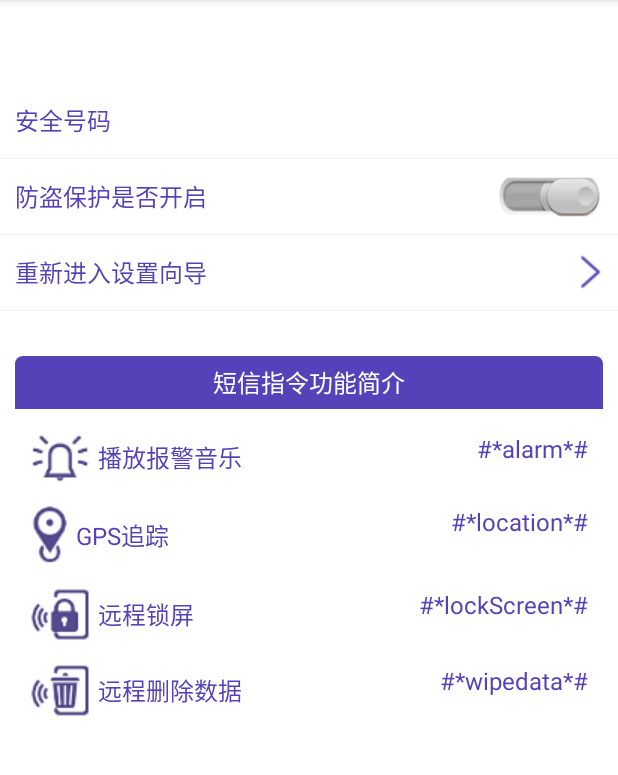
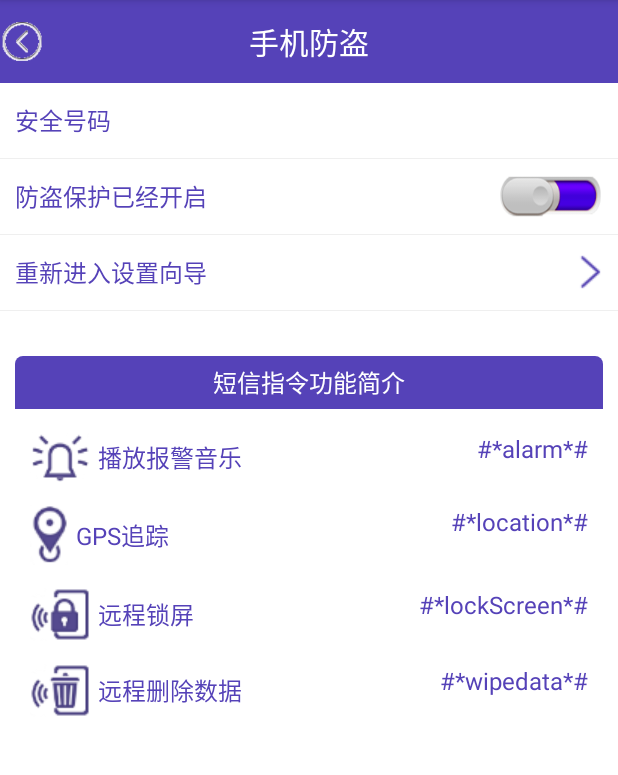
Before and after one commit to ReStartLin/MobileGuard, an Android app: the LostFindActivity screen opened directly, with no data from a screen before it, on a phone screen of 412 x 824 dp, the part 84-859 px from its top. Run offline under Robolectric (Android 15) with nearby library versions, the phone set to English and light mode, and no system bars; 1 statement that could not run was skipped.

Commit message:
手机防盗界面完善和防盗指令短信功能实现

```diff
--- a/app/src/main/java/cn/edu/gdmec/android/mobileguard/m2theftguard/LostFindActivity.java
+++ b/app/src/main/java/cn/edu/gdmec/android/mobileguard/m2theftguard/LostFindActivity.java
@@ -1,24 +1,87 @@
 package cn.edu.gdmec.android.mobileguard.m2theftguard;
-
 import android.content.Intent;
+import android.content.SharedPreferences;
+import android.os.Bundle;
 import android.support.v7.app.AppCompatActivity;
-import android.os.Bundle;
-
+import android.view.View;
+import android.widget.CompoundButton;
+import android.widget.ImageView;
+import android.widget.RelativeLayout;
+import android.widget.TextView;
+import android.widget.ToggleButton;
 import cn.edu.gdmec.android.mobileguard.R;
-
-public class LostFindActivity extends AppCompatActivity {
-
+public class LostFindActivity extends AppCompatActivity implements View.OnClickListener{
+    private TextView mSafePhonrTV;
+    private RelativeLayout mInterSetupRL;
+    private SharedPreferences msharePreferences;
+    private ToggleButton mToggleButton;
+    private TextView mProtectStatusTV;
     @Override
     protected void onCreate(Bundle savedInstanceState) {
         super.onCreate(savedInstanceState);
         setContentView(R.layout.activity_lost_find);
-        startSetUpActivity();
+        msharePreferences = getSharedPreferences("config",MODE_PRIVATE);
+        if (!isSetUp()){
+            //如果没有进入设置向导，则进入
+            startSetUpActivity();
+        }
+        initView();
+    }
+    private boolean isSetUp(){
+        return msharePreferences.getBoolean("isSetUp",false);
+    }
+    public void initView(){
+        TextView mTitleTV = (TextView)findViewById(R.id.tv_title);
+        mTitleTV.setText("手机防盗");
+        ImageView mLeftImgv = (ImageView)findViewById(R.id.imgv_leftbtn);
+        mLeftImgv.setOnClickListener(this);
+        mLeftImgv.setImageResource(R.drawable.back);
+        findViewById(R.id.rl_titlebar).setBackgroundColor(getResources().getColor(R.color.purple));
+        mSafePhonrTV = (TextView)findViewById(R.id.tv_safephone);
+        mSafePhonrTV.setText(msharePreferences.getString("safephone",""));
+        mToggleButton = (ToggleButton)findViewById(R.id.togglebtn_lostfind);
+        mInterSetupRL = (RelativeLayout)findViewById(R.id.rl_inter_setup_wizard);
+        mInterSetupRL.setOnClickListener(this);
+        mProtectStatusTV = (TextView)findViewById(R.id.tv_lostfind_protectstauts);
+        //查询手机防盗是否开启，默认为开启
+        boolean protecting = msharePreferences.getBoolean("protecting",true);
+        if (protecting){
+            mProtectStatusTV.setText("防盗保护已经开启");
+            mToggleButton.setChecked(true);
+        }else{
+            mProtectStatusTV.setText("防盗保护没有开启");
+            mToggleButton.setChecked(false);
+        }
+        mToggleButton.setOnCheckedChangeListener(new CompoundButton.OnCheckedChangeListener(){
+            @Override
+            public void onCheckedChanged(CompoundButton compoundButton, boolean isChecked) {
+                if (isChecked){
+                    mProtectStatusTV.setText("防盗保护已经开启");
+                }else{
+                    mProtectStatusTV.setText("防盗保护没有开启");
+                }
+                SharedPreferences.Editor editor = msharePreferences.edit();
+                editor.putBoolean("protecting",isChecked);
+                editor.commit();
+            }
+        });
     }
     private void startSetUpActivity(){
         Intent intent = new Intent(LostFindActivity.this,Setup1Activty.class);
         startActivity(intent);
         finish();
+    }
+    @Override
+    public void onClick(View view) {
+        switch (view.getId()){
+            case R.id.rl_inter_setup_wizard:
 
-
+                //重新进入设置向导
+                startSetUpActivity();
+            case R.id.imgv_leftbtn:
+                //重新进入设置向导
+                finish();
+                break;
+        }
     }
 }
```
Also changed, not shown: app/src/main/AndroidManifest.xml (+29 -0 lines), app/src/main/java/cn/edu/gdmec/android/mobileguard/m1home/HomeActivity.java (+23 -0 lines), app/src/main/java/cn/edu/gdmec/android/mobileguard/m2theftguard/Setup4Activty.java (+40 -3 lines), app/src/main/java/cn/edu/gdmec/android/mobileguard/m2theftguard/receiver/MyDeviceAdminReceiver.java (added, +12 -0 lines), app/src/main/java/cn/edu/gdmec/android/mobileguard/m2theftguard/receiver/SmsLostFindReceiver.java (added, +67 -0 lines), app/src/main/java/cn/edu/gdmec/android/mobileguard/m2theftguard/service/GPSLocationService.java (added, +82 -0 lines), app/src/main/res/xml/device_admin_sample.xml (added, +9 -0 lines), 1 other file.
